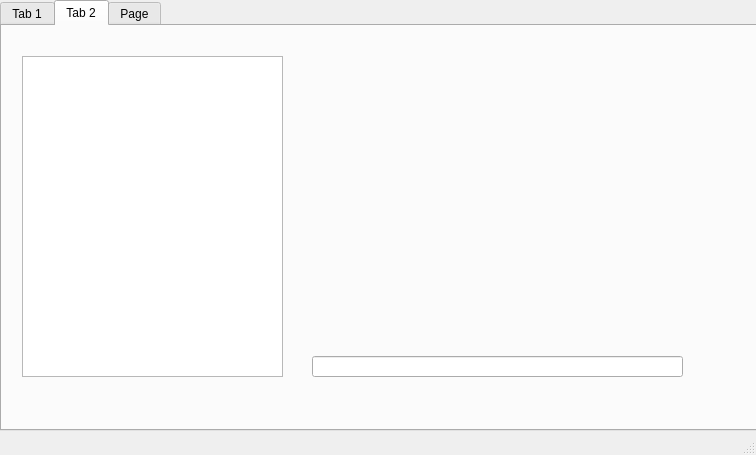
This is mainwindow.ui in Sk4oned/projet1 as Qt 5 draws it before an edit. The edited form follows.
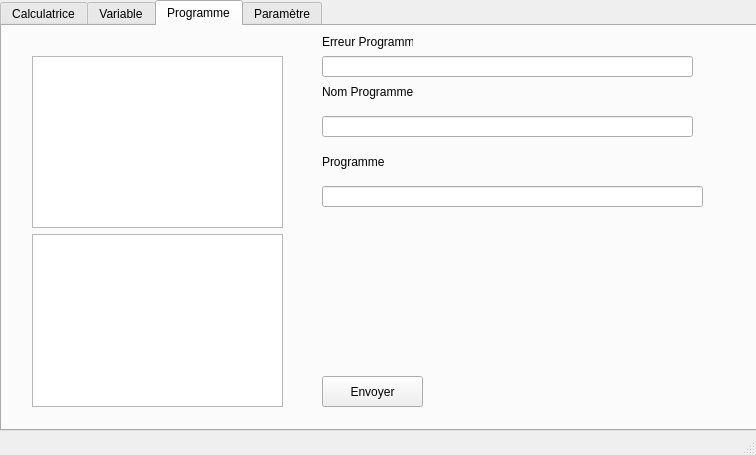
This is the edited form.

The edit to the form file:
```diff
--- a/mainwindow.ui
+++ b/mainwindow.ui
@@ -24,11 +24,11 @@
      </rect>
     </property>
     <property name="currentIndex">
-     <number>1</number>
+     <number>2</number>
     </property>
     <widget class="QWidget" name="tab">
      <attribute name="title">
-      <string>Tab 1</string>
+      <string>Calculatrice</string>
      </attribute>
      <widget class="QPushButton" name="pushButton_18">
       <property name="geometry">
@@ -188,13 +188,6 @@
          </property>
         </widget>
        </item>
-       <item row="0" column="0">
-        <widget class="QPushButton" name="pushButton_21">
-         <property name="text">
-          <string>Paramètre</string>
-         </property>
-        </widget>
-       </item>
        <item row="0" column="1">
         <widget class="QPushButton" name="pushButton_22">
          <property name="text">
@@ -272,7 +265,7 @@
     </widget>
     <widget class="QWidget" name="tab_2">
      <attribute name="title">
-      <string>Tab 2</string>
+      <string>Variable</string>
      </attribute>
      <widget class="QTextEdit" name="textEdit_3">
       <property name="geometry">
@@ -298,9 +291,123 @@
       </property>
      </widget>
     </widget>
+    <widget class="QWidget" name="tab_3">
+     <attribute name="title">
+      <string>Programme</string>
+     </attribute>
+     <widget class="QWidget" name="verticalLayoutWidget_4">
+      <property name="geometry">
+       <rect>
+        <x>30</x>
+        <y>30</y>
+        <width>251</width>
+        <height>351</height>
+       </rect>
+      </property>
+      <layout class="QVBoxLayout" name="verticalLayout_4">
+       <item>
+        <widget class="QTextEdit" name="textEdit_4"/>
+       </item>
+       <item>
+        <widget class="QTextEdit" name="textEdit_6"/>
+       </item>
+      </layout>
+     </widget>
+     <widget class="QLineEdit" name="lineEdit_3">
+      <property name="geometry">
+       <rect>
+        <x>320</x>
+        <y>90</y>
+        <width>371</width>
+        <height>21</height>
+       </rect>
+      </property>
+      <property name="text">
+       <string/>
+      </property>
+     </widget>
+     <widget class="QLabel" name="label_2">
+      <property name="geometry">
+       <rect>
+        <x>320</x>
+        <y>50</y>
+        <width>91</width>
+        <height>31</height>
+       </rect>
+      </property>
+      <property name="text">
+       <string>Nom Programme</string>
+      </property>
+     </widget>
+     <widget class="QLabel" name="label_3">
+      <property name="geometry">
+       <rect>
+        <x>320</x>
+        <y>120</y>
+        <width>91</width>
+        <height>31</height>
+       </rect>
+      </property>
+      <property name="text">
+       <string>Programme</string>
+      </property>
+     </widget>
+     <widget class="QPushButton" name="pushButton_21">
+      <property name="geometry">
+       <rect>
+        <x>320</x>
+        <y>350</y>
+        <width>101</width>
+        <height>31</height>
+       </rect>
+      </property>
+      <property name="text">
+       <string>Envoyer</string>
+      </property>
+     </widget>
+     <widget class="QLineEdit" name="lineEdit_4">
+      <property name="geometry">
+       <rect>
+        <x>320</x>
+        <y>30</y>
+        <width>371</width>
+        <height>21</height>
+       </rect>
+      </property>
+      <property name="text">
+       <string/>
+      </property>
+     </widget>
+     <widget class="QLabel" name="label_4">
+      <property name="geometry">
+       <rect>
+        <x>320</x>
+        <y>0</y>
+        <width>91</width>
+        <height>31</height>
+       </rect>
+      </property>
+      <property name="text">
+       <string>Erreur Programme</string>
+      </property>
+     </widget>
+     <widget class="QLineEdit" name="lineEdit_6">
+      <property name="geometry">
+       <rect>
+        <x>320</x>
+        <y>160</y>
+        <width>381</width>
+        <height>21</height>
+       </rect>
+      </property>
+      <property name="text">
+       <string/>
+      </property>
+     </widget>
+    </widget>
     <widget class="QWidget" name="tab_5">
      <attribute name="title">
-      <string>Page</string>
+      <string>Paramètre</string>
      </attribute>
      <widget class="QLineEdit" name="lineEdit_5">
       <property name="geometry">
```
Left out of the diff: 196 changed lines with no effect on the pictures.
